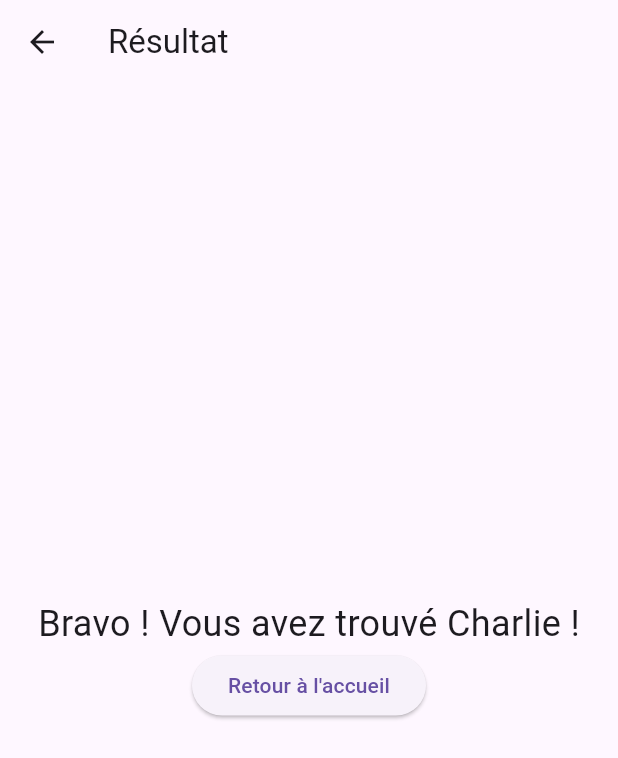
After one commit to Kevynflrs/Waldo, a Flutter app: the ResultScreen screen opened directly, on a phone screen of 412 x 824 dp. The commit adds this screen. Shown: the top 758 px of the screen. Run offline on Flutter 3.47's test engine with Material 3 defaults, Android fonts, the phone set to English and light mode, and no system bars.

Commit message:
Refactor game_page.dart to use ResultScreen instead of ScoreScreen

```diff
--- a/lib/game_page.dart
+++ b/lib/game_page.dart
@@ -1,6 +1,6 @@
 import 'package:flutter/material.dart';
 import 'game_service.dart';
-import 'score_page.dart';
+import 'result_page.dart';
 
 class GameScreen extends StatelessWidget {
   final GameService gameService;
@@ -27,7 +27,7 @@ class GameScreen extends StatelessWidget {
                   context,
                   MaterialPageRoute(
                       builder: (context) =>
-                          ScoreScreen(gameService: gameService)),
+                          const ResultScreen()),
                 );
               },
               child: Image.asset('images/waldo.png', width: 50, height: 50),
--- /dev/null
+++ b/lib/result_page.dart
@@ -0,0 +1,31 @@
+import 'package:flutter/material.dart';
+
+class ResultScreen extends StatelessWidget {
+  const ResultScreen({super.key});
+
+  @override
+  Widget build(BuildContext context) {
+    return Scaffold(
+      appBar: AppBar(
+        title: const Text('Résultat'),
+      ),
+      body: Center(
+        child: Column(
+          mainAxisAlignment: MainAxisAlignment.center,
+          children: [
+            const Text(
+              'Bravo ! Vous avez trouvé Charlie !',
+              style: TextStyle(fontSize: 24),
+            ),
+            ElevatedButton(
+              onPressed: () {
+                Navigator.popUntil(context, (route) => route.isFirst);
+              },
+              child: const Text('Retour à l\'accueil'),
+            ),
+          ],
+        ),
+      ),
+    );
+  }
+}
```
Also changed, not shown: lib/score_page.dart (deleted, +0 -25 lines).
